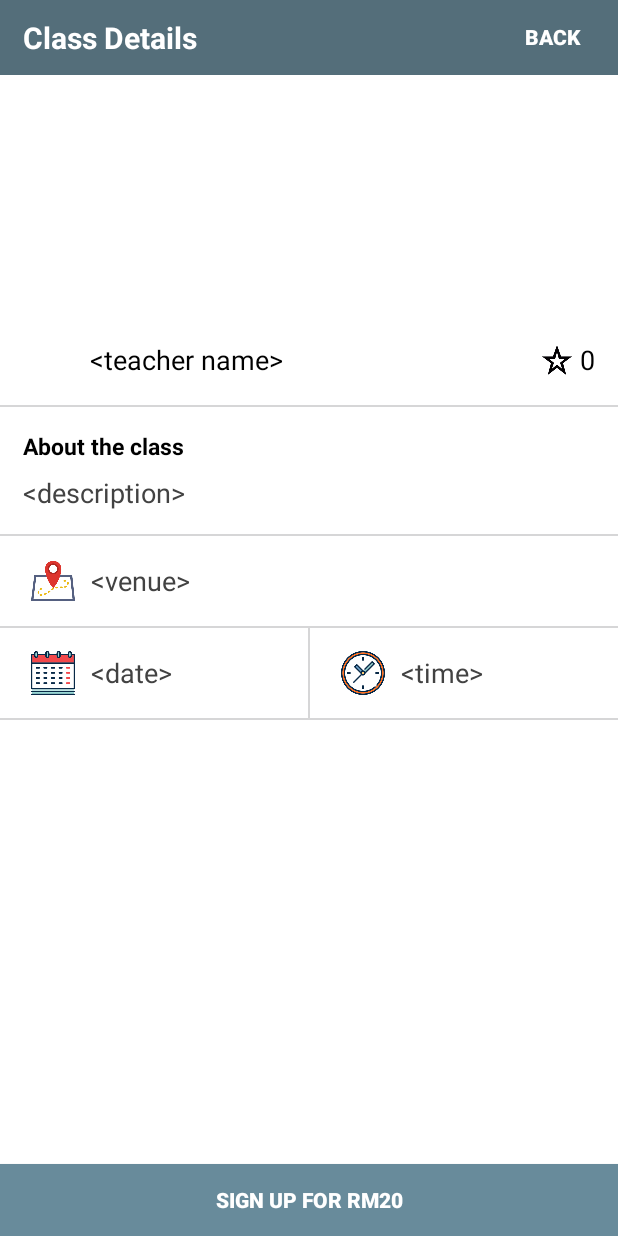
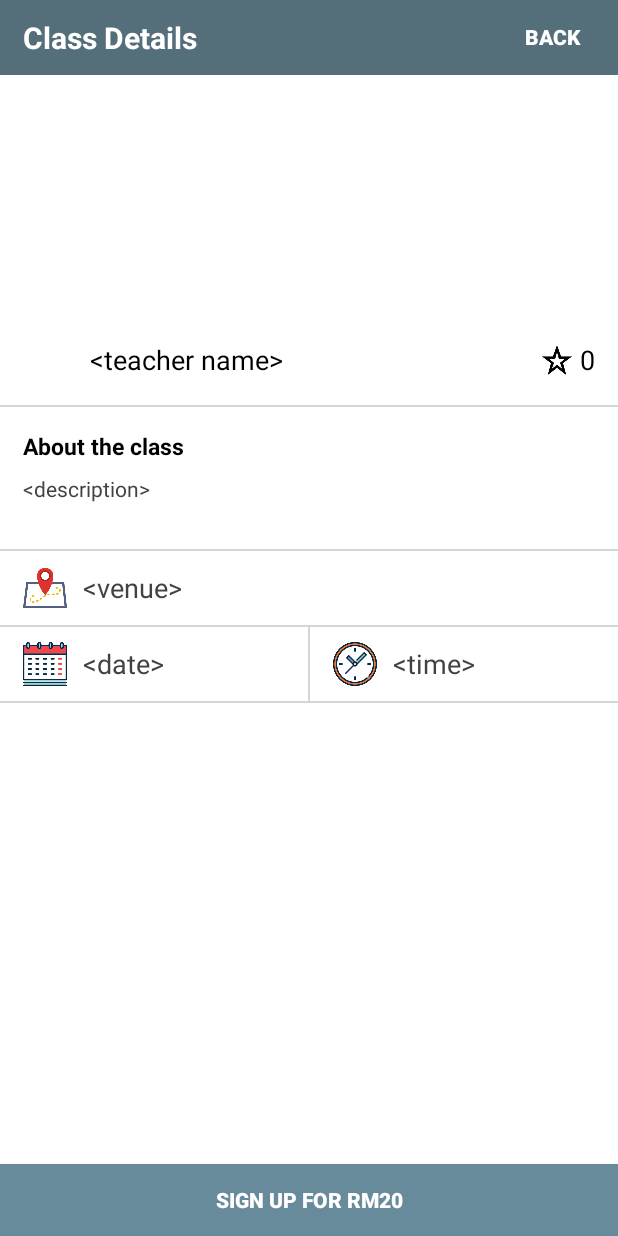
Before and after one commit to maxamillion32/firehub, an Android app: the layout activity_class_details.xml on its own in the app's theme, with its tools: preview values and no code run, on a phone screen of 412 x 824 dp. Run offline under Robolectric (Android 15) with nearby library versions, the phone set to English and light mode, and no system bars.

Commit message:
layout fix?

```diff
--- a/app/src/main/res/layout/activity_class_details.xml
+++ b/app/src/main/res/layout/activity_class_details.xml
@@ -122,6 +122,11 @@
             android:textSize="15sp"
             android:textStyle="bold" />
 
+        <ScrollView
+            android:layout_width="match_parent"
+            android:layout_height="50sp"
+            android:id="@+id/scrollView" >
+
             <TextView
                 android:layout_width="wrap_content"
                 android:layout_height="wrap_content"
@@ -131,7 +136,9 @@
                 android:layout_marginLeft="15sp"
                 android:layout_marginRight="15sp"
                 android:layout_marginBottom="15sp"
-            android:textColor="@color/background_floating_material_dark" />
+                android:textColor="@color/background_floating_material_dark"
+                android:textSize="14sp" />
+        </ScrollView>
 
         <LinearLayout
             android:orientation="vertical"
@@ -144,7 +151,7 @@
             android:layout_width="match_parent"
             android:layout_height="wrap_content"
             android:gravity="center_vertical"
-            android:layout_margin="15sp">
+            android:layout_margin="10sp">
 
             <ImageView
                 android:layout_width="40dp"
@@ -179,7 +186,7 @@
                 android:layout_width="match_parent"
                 android:layout_height="match_parent"
                 android:layout_weight="1"
-                android:layout_margin="15sp"
+                android:layout_margin="10sp"
                 android:gravity="center_vertical">
 
                 <ImageView
@@ -210,7 +217,7 @@
                 android:layout_width="match_parent"
                 android:layout_height="match_parent"
                 android:layout_weight="1"
-                android:layout_margin="15sp"
+                android:layout_margin="10sp"
                 android:gravity="center_vertical">
 
                 <ImageView
```
Lines whose indentation alone changed are shown as unchanged.
